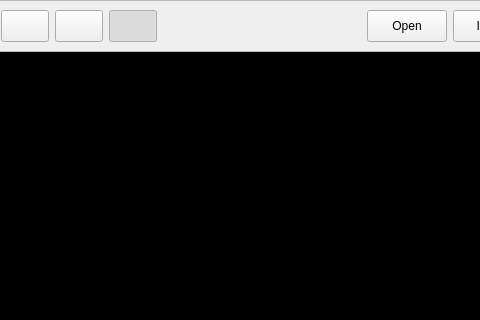
Before: the Qt Designer form applications/scene-display/scene-display-gui.ui in daniel86/regen, drawn with Qt 5; both pictures show x 171 to 651 and y 0 to 320 of the 800 by 600 pixel window.
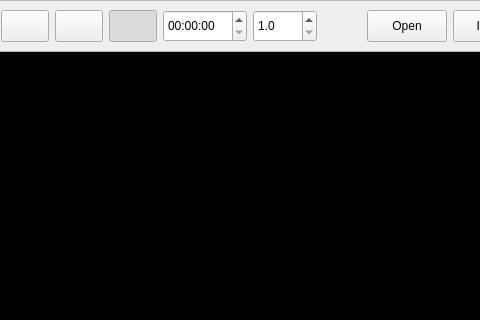
After: the same form once the commit is applied. Icons and pictures are not drawn.

Commit message: better handling of world time

Patch:
```diff
--- a/applications/scene-display/scene-display-gui.ui
+++ b/applications/scene-display/scene-display-gui.ui
@@ -218,6 +218,56 @@
          </property>
         </widget>
        </item>
+       <item>
+        <widget class="QTimeEdit" name="worldTime">
+         <property name="minimumSize">
+          <size>
+           <width>84</width>
+           <height>24</height>
+          </size>
+         </property>
+         <property name="maximumSize">
+          <size>
+           <width>128</width>
+           <height>48</height>
+          </size>
+         </property>
+         <property name="displayFormat">
+          <string>HH:mm:ss</string>
+         </property>
+        </widget>
+       </item>
+       <item>
+        <widget class="QDoubleSpinBox" name="worldTimeFactor">
+         <property name="minimumSize">
+          <size>
+           <width>64</width>
+           <height>24</height>
+          </size>
+         </property>
+         <property name="maximumSize">
+          <size>
+           <width>48</width>
+           <height>48</height>
+          </size>
+         </property>
+         <property name="decimals">
+          <number>1</number>
+         </property>
+         <property name="minimum">
+          <double>1.000000000000000</double>
+         </property>
+         <property name="maximum">
+          <double>1000.000000000000000</double>
+         </property>
+         <property name="singleStep">
+          <double>5.000000000000000</double>
+         </property>
+         <property name="stepType">
+          <enum>QAbstractSpinBox::AdaptiveDecimalStepType</enum>
+         </property>
+        </widget>
+       </item>
        <item>
         <spacer name="buttonSpacer">
          <property name="orientation">
```
Left out of the diff: 69 changed lines with no effect on the pictures. The commit also changes 11 other files.
